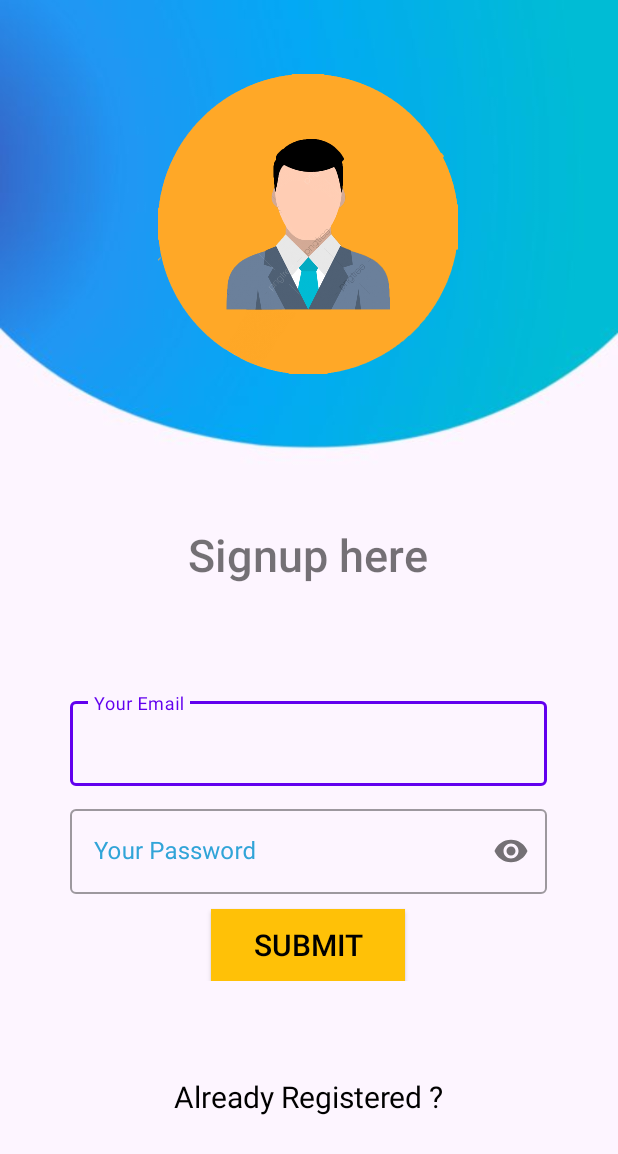
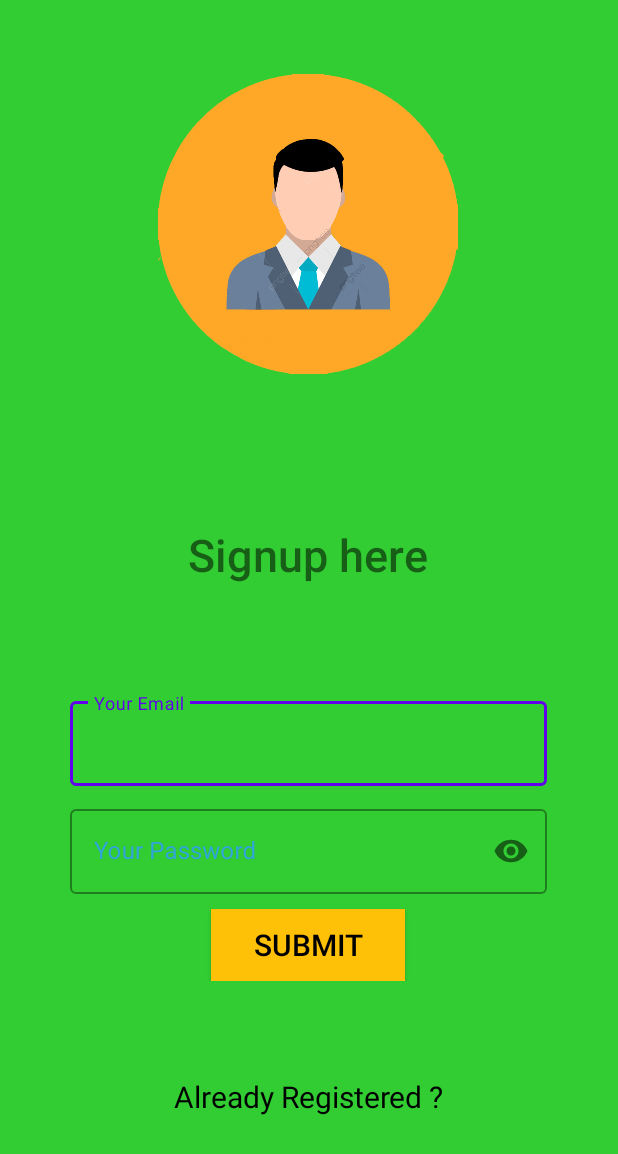
Before and after one commit to techyashu/expiry_notifer_service_app, an Android app: the screen it shows after launch (MainActivity), on a phone screen of 412 x 824 dp. Shown: the top 1154 px of the screen. Run offline under Robolectric (Android 15) with nearby library versions, the phone set to English and light mode, and no system bars; our stand-ins replace Firebase (no records; nobody signed in at launch, a user with empty details on screens opened directly).

Commit message:
UI to be changed

```diff
--- a/app/src/main/AndroidManifest.xml
+++ b/app/src/main/AndroidManifest.xml
@@ -4,6 +4,7 @@
     package="com.example.expirynotifier">
 
     <uses-permission android:name="android.permission.INTERNET" />
+    <uses-permission android:name="android.permission.REQUEST_IGNORE_BATTERY_OPTIMIZATIONS" />
 
     <application
         android:allowBackup="true"
--- a/app/src/main/java/com/example/expirynotifier/Welcome.java
+++ b/app/src/main/java/com/example/expirynotifier/Welcome.java
@@ -1,8 +1,10 @@
 package com.example.expirynotifier;
 
+import android.annotation.SuppressLint;
 import android.content.Intent;
 import android.os.Bundle;
 import android.os.Handler;
+import android.view.View;
 
 import androidx.appcompat.app.AppCompatActivity;
 
@@ -13,10 +15,79 @@ public class Welcome extends AppCompatActivity {
 
     private FirebaseAuth mAuth;
 
+    @SuppressLint("BatteryLife")
     @Override
     protected void onCreate(Bundle savedInstanceState) {
         super.onCreate(savedInstanceState);
         setContentView(R.layout.activity_welcome);
+
+        //getWindow().setFlags(WindowManager.LayoutParams.FLAG_FULLSCREEN,WindowManager.LayoutParams.FLAG_FULLSCREEN);
+
+//        Window window = Welcome.this.getWindow();
+
+// clear FLAG_TRANSLUCENT_STATUS flag:
+//        if (Build.VERSION.SDK_INT >= Build.VERSION_CODES.KITKAT) {
+//            window.clearFlags(WindowManager.LayoutParams.FLAG_TRANSLUCENT_STATUS);
+//        }
+//
+//// add FLAG_DRAWS_SYSTEM_BAR_BACKGROUNDS flag to the window
+//        if (Build.VERSION.SDK_INT >= Build.VERSION_CODES.LOLLIPOP) {
+//            window.addFlags(WindowManager.LayoutParams.FLAG_DRAWS_SYSTEM_BAR_BACKGROUNDS);
+//        }
+
+// finally change the color
+//        if (Build.VERSION.SDK_INT >= Build.VERSION_CODES.LOLLIPOP) {
+//            window.setStatusBarColor(ContextCompat.getColor(Welcome.this,R.color.back));
+//        }
+
+
+        View decorView = getWindow().getDecorView();
+// Hide both the navigation bar and the status bar.
+// SYSTEM_UI_FLAG_FULLSCREEN is only available on Android 4.1 and higher, but as
+// a general rule, you should design your app to hide the status bar whenever you
+// hide the navigation bar.
+        int uiOptions = View.SYSTEM_UI_FLAG_HIDE_NAVIGATION
+                | View.SYSTEM_UI_FLAG_FULLSCREEN;
+        decorView.setSystemUiVisibility(uiOptions);
+
+
+
+
+
+//        if (Build.VERSION.SDK_INT >= Build.VERSION_CODES.M) {
+//            String packageName = getApplicationContext().getPackageName();
+//            PowerManager pm = (PowerManager) getApplicationContext().getSystemService(Context.POWER_SERVICE);
+//            if (!pm.isIgnoringBatteryOptimizations(packageName)) {
+//                Intent intent = new Intent();
+//                intent.setAction(android.provider.Settings.ACTION_REQUEST_IGNORE_BATTERY_OPTIMIZATIONS);
+//                intent.setFlags(FLAG_ACTIVITY_NEW_TASK);
+//                intent.setData(Uri.parse("package:" + packageName));
+//                getApplicationContext().startActivity(intent);
+//            }
+//        }
+
+//        if (Build.VERSION.SDK_INT >= Build.VERSION_CODES.M) {
+//            if (!Settings.canDrawOverlays(this)) {
+//                if ("xiaomi".equals(Build.MANUFACTURER.toLowerCase(Locale.ROOT))) {
+//                    final Intent intent =new Intent("miui.intent.action.APP_PERM_EDITOR");
+//                    intent.setClassName("com.miui.securitycenter",
+//                            "com.miui.permcenter.permissions.PermissionsEditorActivity");
+//                    intent.putExtra("extra_pkgname", getPackageName());
+//                    new AlertDialog.Builder(this)
+//                            .setTitle("Please Enable the additional permissions")
+//                            .setMessage("You will not receive notifications while the app is in background if you disable these permissions")
+//                            .setPositiveButton("Go to Settings", new DialogInterface.OnClickListener() {
+//                                public void onClick(DialogInterface dialog, int which) {
+//                                    startActivity(intent);
+//                                }
+//                            })
+//                            .setIcon(android.R.drawable.ic_dialog_info)
+//                            .setCancelable(false)
+//                            .show();
+//                }
+//            }
+//        }
+
         mAuth = FirebaseAuth.getInstance();
         FirebaseUser currentUser = mAuth.getCurrentUser();
         Handler handler = new Handler();
--- a/app/src/main/res/layout/activity_main.xml
+++ b/app/src/main/res/layout/activity_main.xml
@@ -4,7 +4,7 @@
     xmlns:tools="http://schemas.android.com/tools"
     android:layout_width="match_parent"
     android:layout_height="match_parent"
-    android:background="@drawable/bg"
+    android:background="#32CD32"
     tools:context=".MainActivity">
 
 
--- a/app/src/main/res/values-night/themes.xml
+++ b/app/src/main/res/values-night/themes.xml
@@ -1,6 +1,6 @@
 <resources xmlns:tools="http://schemas.android.com/tools">
     <!-- Base application theme. -->
-    <style name="Theme.ExpiryNotifier" parent="Theme.MaterialComponents.DayNight.DarkActionBar">
+    <style name="Theme.ExpiryNotifier" parent="Theme.MaterialComponents.DayNight.NoActionBar">
         <!-- Primary brand color. -->
         <item name="colorPrimary">@color/purple_200</item>
         <item name="colorPrimaryVariant">@color/purple_700</item>
--- a/app/src/main/res/values/colors.xml
+++ b/app/src/main/res/values/colors.xml
@@ -10,6 +10,7 @@
     <color name="borderColor">#31A4D8</color>
     <color name="buttonColor">#FFC107</color>
     <color name="buttonbg">#FFC107</color>
-    <color name="back">	#adefd1</color>
+    <color name="back">#adefd1</color>
+    <color name="green">#00FF00</color>
 
 </resources>
```
Also changed, not shown: app/src/main/java/com/example/expirynotifier/MyWorker.java (+10 -2 lines).
